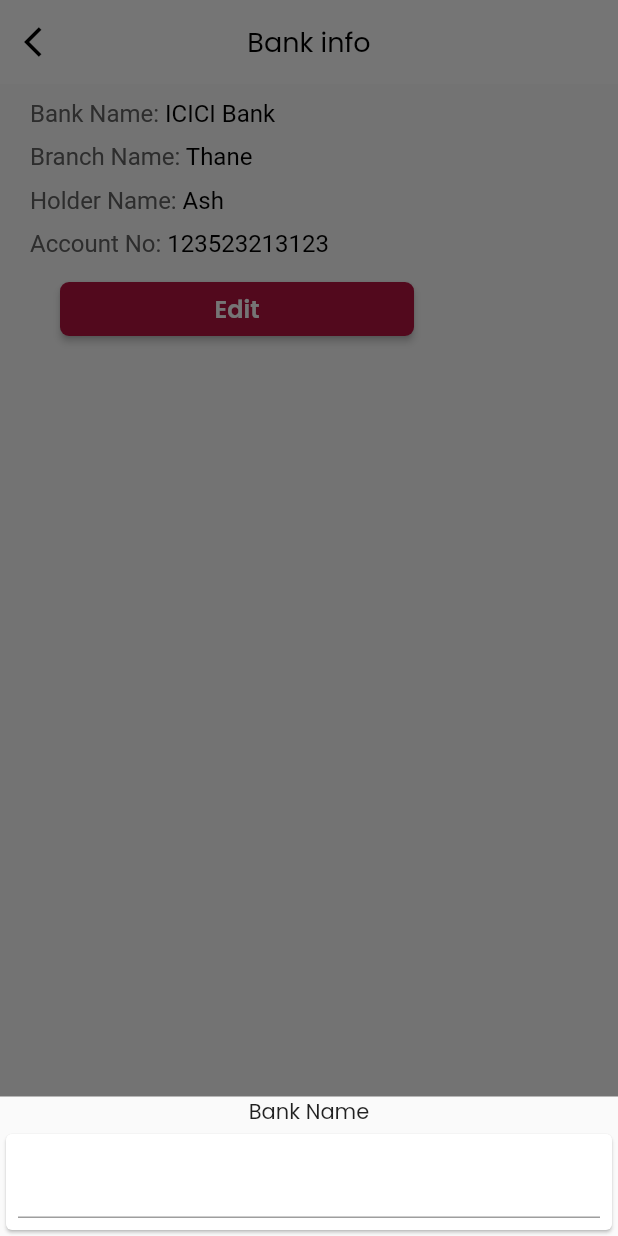
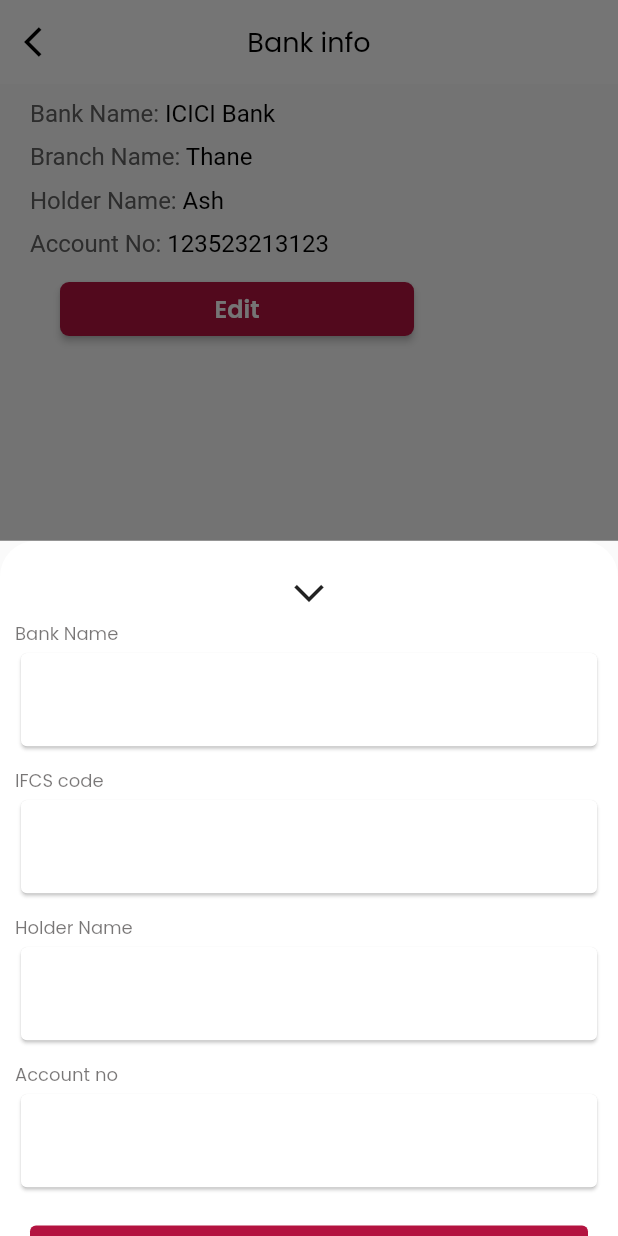
Before and after one commit to tejastamkar/Bhojan-king-rider, a Flutter app: the BankInfoScreen screen opened directly, after a tap on "Edit", on a phone screen of 412 x 824 dp. Run offline on Flutter 3.47's test engine with Material 2 defaults, Android fonts, the phone set to English and light mode, and no system bars; our stand-ins replace date_time_picker, dropdown_button2, expandable, flutter_svg, flutter_switch, responsive_framework.

Commit message:
added assets and bankinfo screen

```diff
--- a/lib/navbarscreen/homescreen.dart
+++ b/lib/navbarscreen/homescreen.dart
@@ -117,7 +117,7 @@ class _HomeScreenState extends State<HomeScreen> {
             showOnOff: true,
             activeColor: Theme.of(context).primaryColor,
             activeTextColor: Colors.white,
-            inactiveTextColor: Colors.grey,
+            inactiveTextColor: Colors.black,
             value: isSwitched,
             onToggle: (val) {
               setState(() {
@@ -142,7 +142,7 @@ class _HomeScreenState extends State<HomeScreen> {
                     const Spacer(),
                     Container(
                       padding: const EdgeInsets.symmetric(
-                          horizontal: 40, vertical: 40),
+                          horizontal: 25, vertical: 40),
                       color: Colors.white,
                       child: Column(
                         crossAxisAlignment: CrossAxisAlignment.center,
--- a/lib/navbarscreen/navbarscreen.dart
+++ b/lib/navbarscreen/navbarscreen.dart
@@ -3,6 +3,7 @@ import 'package:flutter_svg/flutter_svg.dart';
 import 'package:riderapp/navbarscreen/historyscreen.dart';
 import 'package:riderapp/navbarscreen/homescreen.dart';
 import 'package:riderapp/navbarscreen/progresscreen.dart';
+import 'package:riderapp/screen%20/assetsscreen.dart';
 import 'package:riderapp/screen%20/bankinfoscreen.dart';
 import 'package:riderapp/screen%20/helpsupportscreen.dart';
 import 'package:riderapp/screen%20/languagescreen.dart';
@@ -44,7 +45,8 @@ class _NavbarScreenState extends State<NavbarScreen> {
       MenuButton(
           icons: SvgPicture.asset("icons/assetsIcons.svg"),
           name: "Assets",
-          func: () {}),
+          func: () => Navigator.push(context,
+              MaterialPageRoute(builder: (context) => const AssetsScreen()))),
       MenuButton(
           icons: SvgPicture.asset("icons/helpicon.svg"),
           name: "Help",
--- a/lib/screen /bankinfoscreen.dart
+++ b/lib/screen /bankinfoscreen.dart
@@ -1,5 +1,6 @@
 import 'package:flutter/material.dart';
 import 'package:riderapp/data/userdata.dart';
+import 'package:riderapp/widget/bottombankpop.dart';
 
 class BankInfoScreen extends StatefulWidget {
   const BankInfoScreen({Key? key}) : super(key: key);
@@ -13,24 +14,8 @@ class _BankInfoScreenState extends State<BankInfoScreen> {
   Widget build(BuildContext context) {
     double width = MediaQuery.of(context).size.width;
 
-    BankInfo() => showModalBottomSheet(
-        builder: (context) => SingleChildScrollView(
-                child: Column(
-              mainAxisSize: MainAxisSize.min,
-              children: [
-                const Text(
-                  "Bank Name",
-                  style: TextStyle(fontSize: 14, fontWeight: FontWeight.w400),
-                ),
-                Card(
-                  child: Padding(
-                    padding: EdgeInsets.all(8),
-                    child: TextFormField(),
-                  ),
-                )
-              ],
-            )),
-        context: context);
+    bankInfo() => showModalBottomSheet(
+        builder: (context) => const BottomBankPop(), context: context);
 
     return Scaffold(
       appBar: AppBar(
@@ -161,7 +146,7 @@ class _BankInfoScreenState extends State<BankInfoScreen> {
                         borderRadius: BorderRadius.circular(6)),
                     onPrimary: Colors.white,
                     primary: Theme.of(context).primaryColor),
-                onPressed: (() => BankInfo()),
+                onPressed: (() => bankInfo()),
                 child: const Text(
                   "Edit",
                   style: TextStyle(fontSize: 16, fontWeight: FontWeight.w600),
--- /dev/null
+++ b/lib/widget/bottombankpop.dart
@@ -0,0 +1,141 @@
+import 'package:flutter/material.dart';
+
+class BottomBankPop extends StatefulWidget {
+  const BottomBankPop({Key? key}) : super(key: key);
+
+  @override
+  State<BottomBankPop> createState() => _BottomBankPopState();
+}
+
+class _BottomBankPopState extends State<BottomBankPop> {
+  @override
+  Widget build(BuildContext context) {
+    double width = MediaQuery.of(context).size.width;
+    double height = MediaQuery.of(context).size.height;
+    return Padding(
+      padding: EdgeInsets.only(
+        bottom: MediaQuery.of(context).viewInsets.bottom,
+      ),
+      child: SingleChildScrollView(
+        child: Container(
+          height: height - 200,
+          decoration: const BoxDecoration(
+              color: Colors.white,
+              borderRadius: BorderRadius.vertical(top: Radius.circular(24.0))),
+          child: Padding(
+            padding: const EdgeInsets.symmetric(horizontal: 10, vertical: 5),
+            child: Column(
+              mainAxisSize: MainAxisSize.min,
+              crossAxisAlignment: CrossAxisAlignment.start,
+              children: [
+                Center(
+                  child: RotatedBox(
+                    quarterTurns: 3,
+                    child: IconButton(
+                      icon: const Icon(Icons.arrow_back_ios),
+                      onPressed: () => Navigator.pop(context),
+                    ),
+                  ),
+                ),
+                const Text(
+                  'Bank Name',
+                  style: TextStyle(
+                      fontSize: 12,
+                      fontWeight: FontWeight.w400,
+                      color: Color.fromRGBO(30, 26, 26, 0.6)),
+                ),
+                Card(
+                  child: TextFormField(
+                    initialValue: "",
+                    decoration: const InputDecoration(
+                      border: OutlineInputBorder(borderSide: BorderSide.none),
+                    ),
+                  ),
+                ),
+                const SizedBox(
+                  height: 10,
+                ),
+                const Text(
+                  'IFCS code',
+                  style: TextStyle(
+                      fontSize: 12,
+                      fontWeight: FontWeight.w400,
+                      color: Color.fromRGBO(30, 26, 26, 0.6)),
+                ),
+                Card(
+                  child: TextFormField(
+                    initialValue: "",
+                    decoration: const InputDecoration(
+                      border: OutlineInputBorder(borderSide: BorderSide.none),
+                    ),
+                  ),
+                ),
+                const SizedBox(
+                  height: 10,
+                ),
+                const Text(
+                  'Holder Name',
+                  style: TextStyle(
+                      fontSize: 12,
+                      fontWeight: FontWeight.w400,
+                      color: Color.fromRGBO(30, 26, 26, 0.6)),
+                ),
+                Card(
+                  child: TextFormField(
+                    initialValue: "",
+                    decoration: const InputDecoration(
+                      border: OutlineInputBorder(borderSide: BorderSide.none),
+                    ),
+                  ),
+                ),
+                const SizedBox(
+                  height: 10,
+                ),
+                const Text(
+                  'Account no',
+                  style: TextStyle(
+                      fontSize: 12,
+                      fontWeight: FontWeight.w400,
+                      color: Color.fromRGBO(30, 26, 26, 0.6)),
+                ),
+                Card(
+                  child: TextFormField(
+                    initialValue: "",
+                    decoration: const InputDecoration(
+                      border: OutlineInputBorder(borderSide: BorderSide.none),
+                    ),
+                  ),
+                ),
+                // Spacer(),
+                const SizedBox(
+                  height: 20,
+                ),
+                Center(
+                  child: ElevatedButton(
+                    style: ElevatedButton.styleFrom(
+                        fixedSize: Size(width - 40, 45),
+                        elevation: 0,
+                        onPrimary: Colors.white,
+                        primary: Theme.of(context).primaryColor),
+                    onPressed: () {
+                      Navigator.pop(context);
+                    },
+                    child: const Padding(
+                      padding:
+                          EdgeInsets.symmetric(horizontal: 15, vertical: 5),
+                      child: Text(
+                        'Update',
+                        style: TextStyle(
+                            fontSize: 18, fontWeight: FontWeight.w500),
+                      ),
+                    ),
+                  ),
+                )
+              ],
+            ),
+          ),
+        ),
+      ),
+    );
+  }
+}
```
Also changed, not shown: lib/screen /assetsscreen.dart (added, +55 -0 lines), lib/widget/insensitivewidget.dart (+5 -6 lines), image/Caps.png (added), image/Deilvery Bags.png (added), image/ID Cards.png (added), image/T-shirts.png (added), image/Umbrella.png (added), 1 other file.
